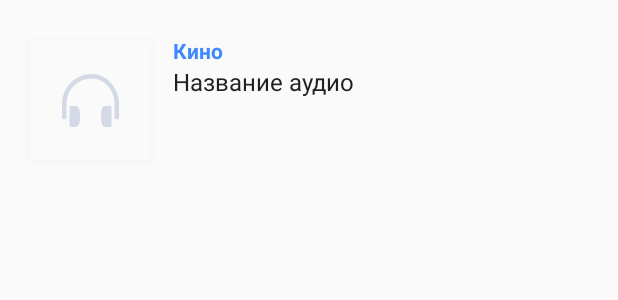
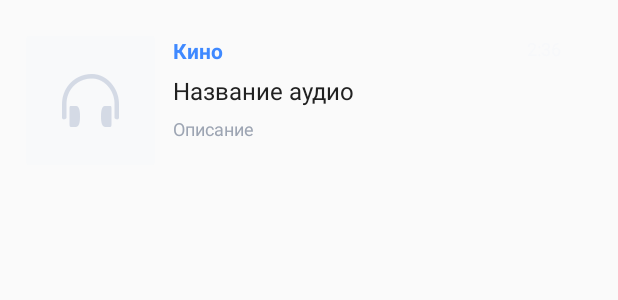
Before and after one commit to Sermilion-xx/SkyEngListening, an Android app: the layout list_item_audio_file.xml on its own in the app's theme, with its tools: preview values and no code run, on a phone screen of 412 x 824 dp. Shown: the top 300 px of the screen. Run offline under Robolectric (Android 15) with nearby library versions, the phone set to English and light mode, and no system bars.

Commit message:
+ AudioList Layout + Audio Loading and displaying + Audio refresh

```diff
--- a/app/build.gradle
+++ b/app/build.gradle
@@ -34,6 +34,7 @@ dependencies {
     annotationProcessor "com.google.dagger:dagger-compiler:$DAGGER_VERSION"
     compile "com.squareup.retrofit2:retrofit:$RETROFIT_VERSION"
     compile "com.squareup.retrofit2:converter-gson:$RETROFIT_VERSION"
+    compile 'com.squareup.okhttp3:logging-interceptor:3.3.1'
     compile "io.reactivex.rxjava2:rxandroid:$RXJAVA_VERSION"
     compile "io.reactivex.rxjava2:rxjava:$RXJAVA_VERSION"
     compile "com.jakewharton:butterknife:$BUTTERKNIFE_VERSION"
--- a/app/src/main/java/ru/skyeng/listening/AudioFiles/AudioListActivity.java
+++ b/app/src/main/java/ru/skyeng/listening/AudioFiles/AudioListActivity.java
@@ -17,8 +17,10 @@ public class AudioListActivity extends BaseActivity {
         AppBarLayout appBarLayout = (AppBarLayout) findViewById(R.id.appBarLayout);
         AudioListFragment fragment = (AudioListFragment) setupRecyclerFragment(savedInstanceState,
                 AudioListFragment.class.getName(),
-                R.id.activity_main);
-        fragment.setAppBarLayout(appBarLayout);
+                R.id.fragment_container);
+        if(fragment!=null){
+            fragment.setAppBarLayout(appBarLayout);
+        }
     }
 
 
--- a/app/src/main/java/ru/skyeng/listening/AudioFiles/domain/AudioData.java
+++ b/app/src/main/java/ru/skyeng/listening/AudioFiles/domain/AudioData.java
@@ -1,6 +1,8 @@
 package ru.skyeng.listening.AudioFiles.domain;
 
 import android.content.Intent;
+
+import com.google.gson.annotations.SerializedName;
 
 import java.util.List;
 import java.util.Map;
@@ -17,6 +19,7 @@ import java.util.Map;
 
 public class AudioData {
 
+    @SerializedName("data")
     private List<AudioFile> audioFiles;
     private Map<String, String> meta;
 
--- a/app/src/main/java/ru/skyeng/listening/MVPBase/MVPPresenter.java
+++ b/app/src/main/java/ru/skyeng/listening/MVPBase/MVPPresenter.java
@@ -14,10 +14,10 @@ import ru.skyeng.listening.CommonCoponents.RequestParams;
  * ---------------------------------------------------
  */
 
-public interface MVPPresenter<T,E,V extends RequestParams> {
+public interface MVPPresenter<L, P, E extends RequestParams> {
     Context getAppContext();
     Context getActivityContext();
-    void setModel(MVPModel<T,E,V> models);
+    void setModel(MVPModel<L, P, E> models);
     MVPModel getModel();
     void loadData(boolean pullToRefresh, RequestParams params);
 }
--- a/app/src/main/java/ru/skyeng/listening/ServiceGenerator.java
+++ b/app/src/main/java/ru/skyeng/listening/ServiceGenerator.java
@@ -1,6 +1,7 @@
 package ru.skyeng.listening;
 
 import okhttp3.OkHttpClient;
+import okhttp3.logging.HttpLoggingInterceptor;
 import retrofit2.Retrofit;
 import retrofit2.converter.gson.GsonConverterFactory;
 
@@ -30,7 +31,6 @@ public class ServiceGenerator {
 
     private Retrofit retrofit = builder.client(httpClient.build()) .build();
 
-
     public <S> S createService(Class<S> serviceClass) {
         return retrofit.create(serviceClass);
     }
--- a/app/src/main/res/drawable/round_image_background.xml
+++ b/app/src/main/res/drawable/round_image_background.xml
@@ -1,11 +1,7 @@
 <shape
     xmlns:android="http://schemas.android.com/apk/res/android"
     android:shape="rectangle">
-    <stroke
-
-        android:width="3dp"
-        android:color="@color/colorGrayLight" />
-
+    <solid android:color="@color/colorPaleGrey"/>
     <padding
         android:bottom="1dp"
         android:left="1dp"
--- a/app/src/main/res/layout/list_item_audio_file.xml
+++ b/app/src/main/res/layout/list_item_audio_file.xml
@@ -1,7 +1,7 @@
 <RelativeLayout xmlns:android="http://schemas.android.com/apk/res/android"
     android:id="@+id/activity_main"
     android:layout_width="match_parent"
-    android:layout_height="match_parent">
+    android:layout_height="wrap_content">
 
     <ImageView
         android:id="@+id/image_cover"
@@ -13,7 +13,9 @@
         android:layout_marginLeft="17dp"
         android:layout_marginStart="17dp"
         android:layout_marginTop="24dp"
-        android:contentDescription="@string/track_cover" />
+        android:contentDescription="@string/track_cover"
+        android:layout_marginBottom="24dp"
+        android:paddingBottom="24dp"/>
 
     <TextView
         android:id="@+id/text_category"
@@ -27,7 +29,22 @@
         android:layout_toEndOf="@id/image_cover"
         android:layout_alignTop="@id/image_cover"
         android:layout_marginStart="12dp"
-        android:layout_marginLeft="12dp" />
+        android:layout_marginLeft="12dp"
+        android:layout_marginEnd="38dp"
+        android:layout_marginRight="38dp" />
+
+    <TextView
+        android:id="@+id/text_length"
+        android:layout_width="wrap_content"
+        android:layout_height="wrap_content"
+        android:text="2:36"
+        android:textSize="12sp"
+        android:textColor="@color/colorBlue3"
+        android:layout_alignParentEnd="true"
+        android:layout_alignParentRight="true"
+        android:layout_alignTop="@+id/image_cover"
+        android:layout_marginEnd="38dp"
+        android:layout_marginRight="38dp"/>
 
     <TextView
         android:id="@+id/text_name"
@@ -35,10 +52,31 @@
         android:layout_height="wrap_content"
         android:text="Название аудио"
         android:textSize="16sp"
+        android:maxLines="2"
         android:layout_toRightOf="@id/image_cover"
         android:layout_toEndOf="@id/image_cover"
         android:layout_below="@+id/text_category"
+        android:layout_marginTop="6dp"
         android:layout_marginStart="12dp"
         android:layout_marginLeft="12dp"
-        />
+        android:layout_marginEnd="38dp"
+        android:layout_marginRight="38dp"/>
+
+    <TextView
+        android:id="@+id/text_description"
+        android:layout_width="wrap_content"
+        android:layout_height="wrap_content"
+        android:text="Описание"
+        android:maxLines="2"
+        android:ellipsize="end"
+        android:layout_toRightOf="@id/image_cover"
+        android:layout_toEndOf="@id/image_cover"
+        android:layout_below="@+id/text_name"
+        android:layout_marginTop="6dp"
+        android:layout_marginLeft="12dp"
+        android:layout_marginStart="12dp"
+        android:textSize="12sp"
+        android:textColor="@color/colorGrey"
+        android:layout_marginEnd="38dp"
+        android:layout_marginRight="38dp" />
 </RelativeLayout>
--- a/app/src/main/res/values/colors.xml
+++ b/app/src/main/res/values/colors.xml
@@ -8,8 +8,10 @@
     <color name="colorBlue0">#e2eaf5</color>
     <color name="colorBlue1">#e5e2f5</color>
     <color name="colorBlue2">#3f89ff</color>
-    <color name="colorBlue3">#5649fb</color>
-    <color name="colorGrayLight">#f7f8fa</color>
+    <color name="colorBlue3">#f7f8fa</color>
+    <color name="colorPaleGrey">#f8f9fa</color>
+    <color name="colorGrey">#9da5b3</color>
+    <color name="colorBlack12">#12000000</color>
 
 
 </resources>
```
Also changed, not shown: app/src/main/java/ru/skyeng/listening/AudioFiles/AudioListAdapter.java (+58 -5 lines), app/src/main/java/ru/skyeng/listening/AudioFiles/AudioListFragment.java (+8 -4 lines), app/src/main/java/ru/skyeng/listening/AudioFiles/AudioListPresenter.java (+6 -2 lines), app/src/main/java/ru/skyeng/listening/AudioFiles/domain/AudioFile.java (+6 -6 lines), app/src/main/java/ru/skyeng/listening/MVPBase/Active/MVPBasePresenter.java (added, +74 -0 lines), app/src/main/java/ru/skyeng/listening/MVPBase/Active/MVPBasePresenterRecycler.java (added, +73 -0 lines), app/src/main/java/ru/skyeng/listening/MVPBase/Active/MVPPresenterRecycler.java (added, +45 -0 lines), app/src/main/res/drawable/shadow.xml (added, +9 -0 lines), app/src/main/res/layout/activity_main.xml (+27 -5 lines), app/src/main/res/layout/fragment_audio_list.xml (+7 -4 lines), 1 other file.
